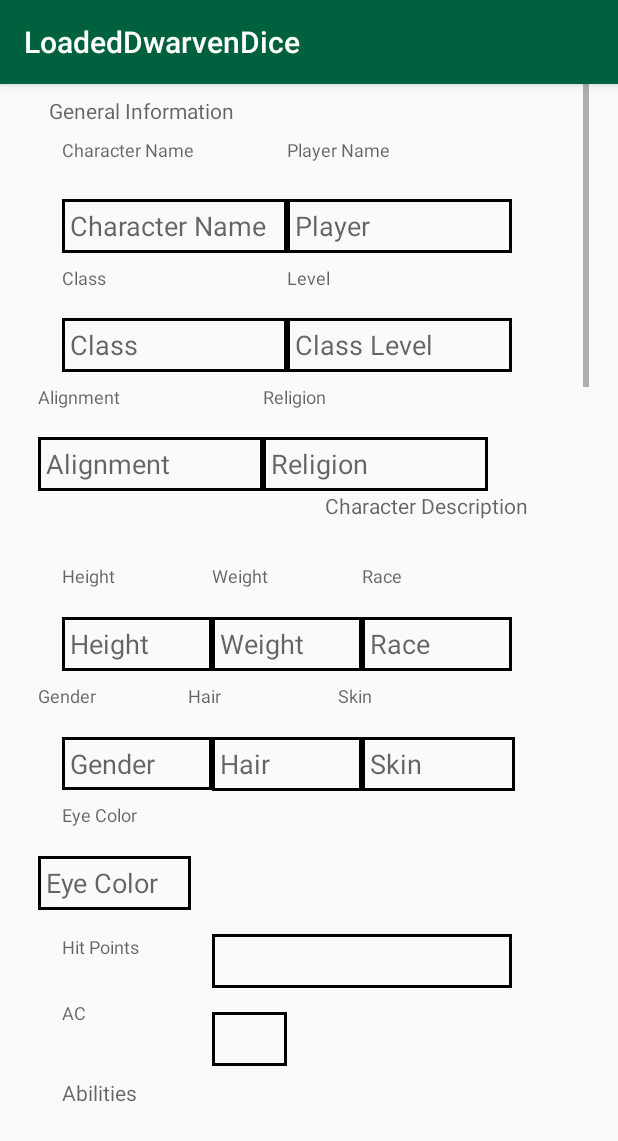
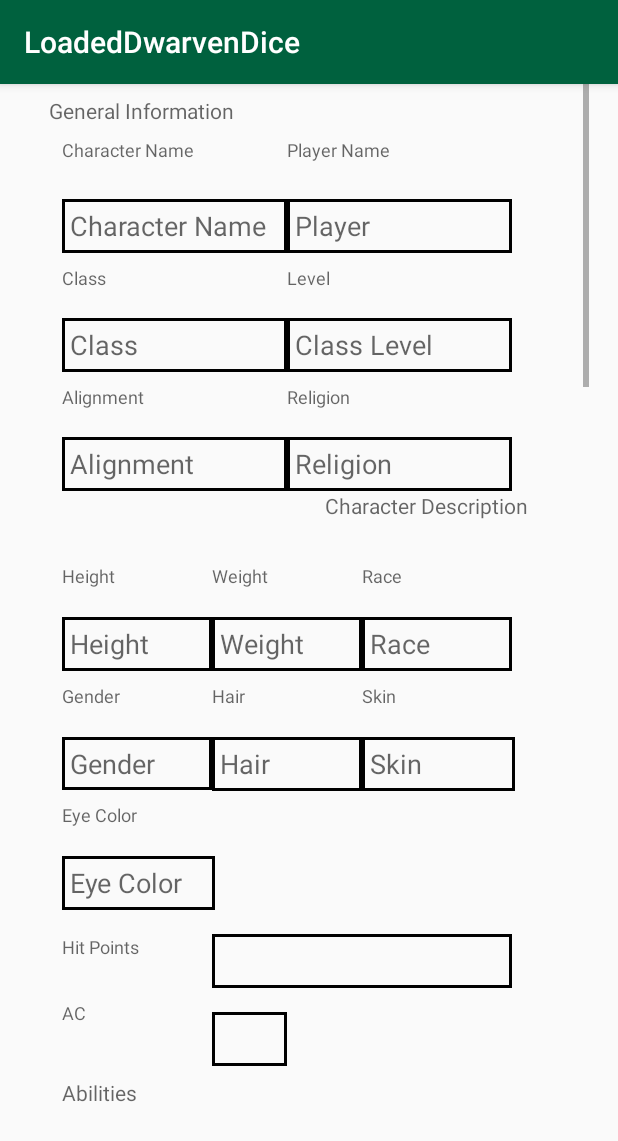
Before and after one commit to ZookTheMagpie/LoadedDwarvenDice.Android, an Android app: the CharacterSheetActivity screen opened directly, with no data from a screen before it, on a phone screen of 412 x 824 dp. Shown: the top 1141 px of the screen. Run offline under Robolectric (Android 15) with nearby library versions, the phone set to English and light mode, and no system bars.

Commit message:
Changed background of the temporary character sheet button, fixed the margin of a lot of the fields in the character sheet

```diff
--- a/app/src/main/java/no/ntnu/hallvardpc/loadeddwarvendice/CharacterSheetActivity.java
+++ b/app/src/main/java/no/ntnu/hallvardpc/loadeddwarvendice/CharacterSheetActivity.java
@@ -20,6 +20,7 @@ import java.util.List;
 import java.util.Map;
 
 public class CharacterSheetActivity extends AppCompatActivity {
+    boolean offline = true;
 
 
     @Override
@@ -29,17 +30,8 @@ public class CharacterSheetActivity extends AppCompatActivity {
         this.getWindow().setSoftInputMode(WindowManager.LayoutParams.SOFT_INPUT_STATE_ALWAYS_HIDDEN);
 
 
-        try {
-            new LoadValues(new LoadValues.OnPostExecute() {
-                @Override
-                public void onPostExecute(Map<String,String> values) {
-                    setStats(values);
-                }
-            }).execute(new URL("http://158.38.101.111:8080/LoadedDwarvenDice.Server-1.0-SNAPSHOT/webresources/characterSheets?name=" + "1"));
-        }   catch (MalformedURLException e)
-        {
-            e.printStackTrace();
-    }
+        loadValues();
+
         HashMap<Integer,String> list = this.getEditTexts();
         Iterator it = list.keySet().iterator();
         while(it.hasNext()) {
@@ -55,6 +47,21 @@ public class CharacterSheetActivity extends AppCompatActivity {
             });
         }
 
+    }
+
+    public void loadValues ()
+    {
+        try {
+            new LoadValues(new LoadValues.OnPostExecute() {
+                @Override
+                public void onPostExecute(Map<String,String> values) {
+                    setStats(values);
+                }
+            }).execute(new URL("http://158.38.101.111:8080/LoadedDwarvenDice.Server-1.0-SNAPSHOT/webresources/characterSheets?name=" + "1"));
+        }   catch (MalformedURLException e)
+        {
+            e.printStackTrace();
+        }
     }
 
 
@@ -74,10 +81,23 @@ public class CharacterSheetActivity extends AppCompatActivity {
     }
 
     public void sendValue(TextView view) {
+        if (offline == true) {
+            HashMap<String,String> values = new HashMap<>();
+
+            int id = view.getId();
+            HashMap<Integer, String> list = this.getEditTexts();
+            String name = list.get(id);
+            String text = view.getText().toString();
+
+            values.put(name,text);
+
+            setStats(values);
+        } else
+            {
             String text = view.getText().toString();
 
             int id = view.getId();
-        HashMap<Integer,String> list = this.getEditTexts();
+            HashMap<Integer, String> list = this.getEditTexts();
             String name = list.get(id);
 
             System.out.println("In sendValue " + name + " " + text);
@@ -87,7 +107,8 @@ public class CharacterSheetActivity extends AppCompatActivity {
                 protected void onPostExecute(Boolean status) {
                     System.out.println("Got on post value " + status);
                 }
-        }.execute(new PostValueToDatabase.PostValue("http://158.38.101.111:8080/LoadedDwarvenDice.Server-1.0-SNAPSHOT/webresources/characterSheets/add?name = 1" ,text, name));
+            }.execute(new PostValueToDatabase.PostValue("http://158.38.101.111:8080/LoadedDwarvenDice.Server-1.0-SNAPSHOT/webresources/characterSheets/add?name = 1", text, name));
+        }
     }
 
 
--- a/app/src/main/java/no/ntnu/hallvardpc/loadeddwarvendice/MainActivity.java
+++ b/app/src/main/java/no/ntnu/hallvardpc/loadeddwarvendice/MainActivity.java
@@ -7,7 +7,6 @@ import android.view.View;
 import android.widget.Button;
 
 public class MainActivity extends AppCompatActivity {
-
     boolean loggedIn = false;
     @Override
     protected void onCreate(Bundle savedInstanceState) {
--- a/app/src/main/res/layout/activity_character_sheet.xml
+++ b/app/src/main/res/layout/activity_character_sheet.xml
@@ -108,14 +108,14 @@
                 android:id="@+id/gendertxt"
                 android:layout_width="100dp"
                 android:layout_height="36dp"
-                android:layout_marginTop="8dp"
-                android:ems="10"
-                android:inputType="textPersonName"
+                android:layout_marginStart="16dp"
+                android:layout_marginTop="8dp"
+                android:ems="10"
                 android:hint="Gender"
+                android:inputType="textPersonName"
                 android:textSize="12sp"
                 app:layout_constraintStart_toStartOf="parent"
-                app:layout_constraintTop_toBottomOf="@+id/height"
-                tools:layout_editor_absoluteX="26dp" />
+                app:layout_constraintTop_toBottomOf="@+id/height" />
 
             <EditText
                 android:id="@+id/HitPoints"
@@ -133,16 +133,16 @@
 
             <EditText
                 android:id="@+id/eye"
-                android:imeOptions="actionDone"
                 android:layout_width="102dp"
                 android:layout_height="36dp"
+                android:layout_marginStart="16dp"
                 android:background="@drawable/border"
                 android:contentDescription="@string/text_view_eye"
-                android:padding="5dp"
                 android:hint="@string/text_view_eye"
+                android:imeOptions="actionDone"
+                android:padding="5dp"
                 app:layout_constraintStart_toStartOf="parent"
-                app:layout_constraintTop_toBottomOf="@+id/Eyetxt"
-                tools:layout_editor_absoluteX="26dp" />
+                app:layout_constraintTop_toBottomOf="@+id/Eyetxt" />
 
             <EditText
                 android:id="@+id/skin"
@@ -315,27 +315,27 @@
                 android:id="@+id/alignmenttxt"
                 android:layout_width="107dp"
                 android:layout_height="35dp"
-                android:layout_marginTop="8dp"
-                android:ems="10"
-                android:inputType="textPersonName"
+                android:layout_marginStart="16dp"
+                android:layout_marginTop="8dp"
+                android:ems="10"
                 android:hint="Alignment"
+                android:inputType="textPersonName"
                 android:textSize="12sp"
                 app:layout_constraintStart_toStartOf="parent"
-                app:layout_constraintTop_toBottomOf="@+id/cClass"
-                tools:layout_editor_absoluteX="26dp" />
+                app:layout_constraintTop_toBottomOf="@+id/cClass" />
 
             <EditText
                 android:id="@+id/alignment"
-                android:imeOptions="actionDone"
                 android:layout_width="150dp"
                 android:layout_height="36dp"
+                android:layout_marginStart="16dp"
                 android:background="@drawable/border"
                 android:contentDescription="@string/text_view_alignment"
-                android:padding="5dp"
                 android:hint="@string/text_view_alignment"
+                android:imeOptions="actionDone"
+                android:padding="5dp"
                 app:layout_constraintStart_toStartOf="parent"
-                app:layout_constraintTop_toBottomOf="@+id/alignmenttxt"
-                tools:layout_editor_absoluteX="26dp" />
+                app:layout_constraintTop_toBottomOf="@+id/alignmenttxt" />
 
             <TextView
                 android:id="@+id/religiontxt"
@@ -477,6 +477,7 @@
                 android:id="@+id/Strengthtxt"
                 android:layout_width="100dp"
                 android:layout_height="36dp"
+                android:layout_marginLeft="16dp"
                 android:layout_marginTop="16dp"
                 android:ems="10"
                 android:inputType="textPersonName"
@@ -503,6 +504,7 @@
             <TextView
                 android:id="@+id/Dexteritytxt"
                 android:layout_width="100dp"
+                android:layout_marginLeft="16dp"
                 android:layout_height="36dp"
                 android:layout_marginTop="8dp"
                 android:ems="10"
@@ -531,6 +533,7 @@
                 android:id="@+id/Constitutiontxt"
                 android:layout_width="100dp"
                 android:layout_height="36dp"
+                android:layout_marginLeft="16dp"
                 android:layout_marginTop="8dp"
                 android:ems="10"
                 android:inputType="textPersonName"
@@ -558,6 +561,7 @@
                 android:id="@+id/Intelligencetxt"
                 android:layout_width="100dp"
                 android:layout_height="36dp"
+                android:layout_marginLeft="16dp"
                 android:layout_marginTop="8dp"
                 android:ems="10"
                 android:inputType="textPersonName"
@@ -585,6 +589,7 @@
                 android:id="@+id/Wisdomtxt"
                 android:layout_width="100dp"
                 android:layout_height="36dp"
+                android:layout_marginLeft="16dp"
                 android:layout_marginTop="8dp"
                 android:ems="10"
                 android:inputType="textPersonName"
@@ -612,6 +617,7 @@
                 android:id="@+id/Charismatxt"
                 android:layout_width="100dp"
                 android:layout_height="36dp"
+                android:layout_marginLeft="16dp"
                 android:layout_marginTop="8dp"
                 android:ems="10"
                 android:inputType="textPersonName"
@@ -652,6 +658,7 @@
                 android:id="@+id/Appraisetxt"
                 android:layout_width="100dp"
                 android:layout_height="36dp"
+                android:layout_marginLeft="16dp"
                 android:layout_marginTop="8dp"
                 android:ems="10"
                 android:inputType="textPersonName"
@@ -680,6 +687,7 @@
                 android:id="@+id/Balancetxt"
                 android:layout_width="100dp"
                 android:layout_height="36dp"
+                android:layout_marginLeft="16dp"
                 android:layout_marginTop="8dp"
                 android:ems="10"
                 android:inputType="textPersonName"
@@ -707,6 +715,7 @@
                 android:id="@+id/Blufftxt"
                 android:layout_width="100dp"
                 android:layout_height="36dp"
+                android:layout_marginLeft="16dp"
                 android:layout_marginTop="8dp"
                 android:ems="10"
                 android:inputType="textPersonName"
@@ -734,6 +743,7 @@
                 android:id="@+id/Climbtxt"
                 android:layout_width="100dp"
                 android:layout_height="36dp"
+                android:layout_marginLeft="16dp"
                 android:layout_marginTop="8dp"
                 android:ems="10"
                 android:inputType="textPersonName"
@@ -761,6 +771,7 @@
                 android:id="@+id/Concentrationtxt"
                 android:layout_width="100dp"
                 android:layout_height="36dp"
+                android:layout_marginLeft="16dp"
                 android:layout_marginTop="8dp"
                 android:ems="10"
                 android:inputType="textPersonName"
@@ -788,6 +799,7 @@
                 android:id="@+id/Crafttxt"
                 android:layout_width="100dp"
                 android:layout_height="36dp"
+                android:layout_marginLeft="16dp"
                 android:layout_marginTop="8dp"
                 android:ems="10"
                 android:inputType="textPersonName"
@@ -815,6 +827,7 @@
                 android:id="@+id/DecipherScripttxt"
                 android:layout_width="100dp"
                 android:layout_height="36dp"
+                android:layout_marginLeft="16dp"
                 android:layout_marginTop="8dp"
                 android:ems="10"
                 android:inputType="textPersonName"
@@ -842,6 +855,7 @@
                 android:id="@+id/Diplomacytxt"
                 android:layout_width="100dp"
                 android:layout_height="36dp"
+                android:layout_marginLeft="16dp"
                 android:layout_marginTop="8dp"
                 android:ems="10"
                 android:inputType="textPersonName"
@@ -869,6 +883,7 @@
                 android:id="@+id/DisableDevicetxt"
                 android:layout_width="100dp"
                 android:layout_height="36dp"
+                android:layout_marginLeft="16dp"
                 android:layout_marginTop="8dp"
                 android:ems="10"
                 android:inputType="textPersonName"
@@ -896,6 +911,7 @@
                 android:id="@+id/Disguisetxt"
                 android:layout_width="100dp"
                 android:layout_height="36dp"
+                android:layout_marginLeft="16dp"
                 android:layout_marginTop="8dp"
                 android:ems="10"
                 android:inputType="textPersonName"
@@ -923,6 +939,7 @@
                 android:id="@+id/EscapeArtisttxt"
                 android:layout_width="100dp"
                 android:layout_height="36dp"
+                android:layout_marginLeft="16dp"
                 android:layout_marginTop="8dp"
                 android:ems="10"
                 android:inputType="textPersonName"
@@ -950,6 +967,7 @@
                 android:id="@+id/Forgerytxt"
                 android:layout_width="100dp"
                 android:layout_height="36dp"
+                android:layout_marginLeft="16dp"
                 android:layout_marginTop="8dp"
                 android:ems="10"
                 android:inputType="textPersonName"
@@ -977,6 +995,7 @@
                 android:id="@+id/GatherInformationtxt"
                 android:layout_width="100dp"
                 android:layout_height="36dp"
+                android:layout_marginLeft="16dp"
                 android:layout_marginTop="8dp"
                 android:ems="10"
                 android:inputType="textPersonName"
@@ -1004,6 +1023,7 @@
                 android:id="@+id/HandleAnimaltxt"
                 android:layout_width="100dp"
                 android:layout_height="36dp"
+                android:layout_marginLeft="16dp"
                 android:layout_marginTop="8dp"
                 android:ems="10"
                 android:inputType="textPersonName"
@@ -1031,6 +1051,7 @@
                 android:id="@+id/Healtxt"
                 android:layout_width="100dp"
                 android:layout_height="36dp"
+                android:layout_marginLeft="16dp"
                 android:layout_marginTop="8dp"
                 android:ems="10"
                 android:inputType="textPersonName"
@@ -1058,6 +1079,7 @@
                 android:id="@+id/Hidetxt"
                 android:layout_width="100dp"
                 android:layout_height="36dp"
+                android:layout_marginLeft="16dp"
                 android:layout_marginTop="8dp"
                 android:ems="10"
                 android:inputType="textPersonName"
@@ -1085,6 +1107,7 @@
                 android:id="@+id/Intimidatetxt"
                 android:layout_width="100dp"
                 android:layout_height="36dp"
+                android:layout_marginLeft="16dp"
                 android:layout_marginTop="8dp"
                 android:ems="10"
                 android:inputType="textPersonName"
@@ -1112,6 +1135,7 @@
                 android:id="@+id/Jumptxt"
                 android:layout_width="100dp"
                 android:layout_height="36dp"
+                android:layout_marginLeft="16dp"
                 android:layout_marginTop="8dp"
                 android:ems="10"
                 android:inputType="textPersonName"
@@ -1139,6 +1163,7 @@
                 android:id="@+id/KnowledgeArcanatxt"
                 android:layout_width="100dp"
                 android:layout_height="36dp"
+                android:layout_marginLeft="16dp"
                 android:layout_marginTop="8dp"
                 android:ems="10"
                 android:inputType="textPersonName"
@@ -1166,6 +1191,7 @@
                 android:id="@+id/KnowledgeArchitecturetxt"
                 android:layout_width="100dp"
                 android:layout_height="36dp"
+                android:layout_marginLeft="16dp"
                 android:layout_marginTop="8dp"
                 android:ems="10"
                 android:inputType="textPersonName"
@@ -1193,6 +1219,7 @@
                 android:id="@+id/KnowledgeDungeoneeringtxt"
                 android:layout_width="100dp"
                 android:layout_height="36dp"
+                android:layout_marginLeft="16dp"
                 android:layout_marginTop="8dp"
                 android:ems="10"
                 android:inputType="textPersonName"
@@ -1220,6 +1247,7 @@
                 android:id="@+id/KnowledgeGeographytxt"
                 android:layout_width="100dp"
                 android:layout_height="36dp"
+                android:layout_marginLeft="16dp"
                 android:layout_marginTop="8dp"
                 android:ems="10"
                 android:inputType="textPersonName"
@@ -1247,6 +1275,7 @@
                 android:id="@+id/KnowledgeHistorytxt"
                 android:layout_width="100dp"
                 android:layout_height="36dp"
+                android:layout_marginLeft="16dp"
                 android:layout_marginTop="8dp"
                 android:ems="10"
                 android:inputType="textPersonName"
@@ -1274,6 +1303,7 @@
                 android:id="@+id/KnowledgeLocaltxt"
                 android:layout_width="100dp"
                 android:layout_height="36dp"
+                android:layout_marginLeft="16dp"
                 android:layout_marginTop="8dp"
                 android:ems="10"
                 android:inputType="textPersonName"
@@ -1301,6 +1331,7 @@
                 android:id="@+id/KnowledgeNaturetxt"
                 android:layout_width="100dp"
                 android:layout_height="36dp"
+                android:layout_marginLeft="16dp"
                 android:layout_marginTop="8dp"
                 android:ems="10"
                 android:inputType="textPersonName"
@@ -1328,6 +1359,7 @@
                 android:id="@+id/KnowledgeNobilitytxt"
                 android:layout_width="100dp"
                 android:layout_height="36dp"
+                android:layout_marginLeft="16dp"
                 android:layout_marginTop="8dp"
                 android:ems="10"
                 android:inputType="textPersonName"
@@ -1355,6 +1387,7 @@
                 android:id="@+id/KnowledgeReligiontxt"
                 android:layout_width="100dp"
                 android:layout_height="36dp"
+                android:layout_marginLeft="16dp"
                 android:layout_marginTop="8dp"
                 android:ems="10"
                 android:inputType="textPersonName"
@@ -1382,6 +1415,7 @@
                 android:id="@+id/KnowledgeThePlanestxt"
                 android:layout_width="100dp"
                 android:layout_height="36dp"
+                android:layout_marginLeft="16dp"
                 android:layout_marginTop="8dp"
                 android:ems="10"
                 android:inputType="textPersonName"
@@ -1409,6 +1443,7 @@
                 android:id="@+id/Listentxt"
                 android:layout_width="100dp"
                 android:layout_height="36dp"
+                android:layout_marginLeft="16dp"
                 android:layout_marginTop="8dp"
                 android:ems="10"
                 android:inputType="textPersonName"
@@ -1436,6 +1471,7 @@
                 android:id="@+id/MoveSilentlytxt"
                 android:layout_width="100dp"
                 android:layout_height="36dp"
+                android:layout_marginLeft="16dp"
                 android:layout_marginTop="8dp"
                 android:ems="10"
                 android:inputType="textPersonName"
@@ -1463,6 +1499,7 @@
                 android:id="@+id/OpenLocktxt"
                 android:layout_width="100dp"
                 android:layout_height="36dp"
+                android:layout_marginLeft="16dp"
                 android:layout_marginTop="8dp"
                 android:ems="10"
                 android:inputType="textPersonName"
@@ -1490,6 +1527,7 @@
                 android:id="@+id/Performtxt"
                 android:layout_width="100dp"
                 android:layout_height="36dp"
+                android:layout_marginLeft="16dp"
                 android:layout_marginTop="8dp"
                 android:ems="10"
                 android:inputType="textPersonName"
@@ -1517,6 +1555,7 @@
                 android:id="@+id/Professiontxt"
                 android:layout_width="100dp"
                 android:layout_height="36dp"
+                android:layout_marginLeft="16dp"
                 android:layout_marginTop="8dp"
                 android:ems="10"
                 android:inputType="textPersonName"
@@ -1545,6 +1584,7 @@
                 android:id="@+id/Ridetxt"
                 android:layout_width="100dp"
                 android:layout_height="36dp"
+                android:layout_marginLeft="16dp"
                 android:layout_marginTop="8dp"
                 android:ems="10"
                 android:inputType="textPersonName"
@@ -1572,6 +1612,7 @@
                 android:id="@+id/Searchtxt"
                 android:layout_width="100dp"
                 android:layout_height="36dp"
+                android:layout_marginLeft="16dp"
                 android:layout_marginTop="8dp"
                 android:ems="10"
                 android:inputType="textPersonName"
@@ -1599,6 +1640,7 @@
                 android:id="@+id/SenseMotivetxt"
                 android:layout_width="100dp"
                 android:layout_height="36dp"
+                android:layout_marginLeft="16dp"
                 android:layout_marginTop="8dp"
                 android:ems="10"
                 android:inputType="textPersonName"
@@ -1626,6 +1668,7 @@
                 android:id="@+id/SleightOfHandtxt"
                 android:layout_width="100dp"
                 android:layout_height="36dp"
+                android:layout_marginLeft="16dp"
                 android:layout_marginTop="8dp"
                 android:ems="10"
                 android:inputType="textPersonName"
@@ -1653,6 +1696,7 @@
                 android:id="@+id/Spellcrafttxt"
                 android:layout_width="100dp"
                 android:layout_height="36dp"
+                android:layout_marginLeft="16dp"
                 android:layout_marginTop="8dp"
                 android:ems="10"
                 android:inputType="textPersonName"
@@ -1680,6 +1724,7 @@
                 android:id="@+id/Spottxt"
                 android:layout_width="100dp"
                 android:layout_height="36dp"
+                android:layout_marginLeft="16dp"
                 android:layout_marginTop="8dp"
                 android:ems="10"
                 android:inputType="textPersonName"
@@ -1707,6 +1752,7 @@
                 android:id="@+id/Survivaltxt"
                 android:layout_width="100dp"
                 android:layout_height="36dp"
+                android:layout_marginLeft="16dp"
                 android:layout_marginTop="8dp"
                 android:ems="10"
                 android:inputType="textPersonName"
@@ -1734,6 +1780,7 @@
                 android:id="@+id/Swimtxt"
                 android:layout_width="100dp"
                 android:layout_height="36dp"
+                android:layout_marginLeft="16dp"
                 android:layout_marginTop="8dp"
                 android:ems="10"
                 android:inputType="textPersonName"
@@ -1761,6 +1808,7 @@
                 android:id="@+id/Tumbletxt"
                 android:layout_width="100dp"
                 android:layout_height="36dp"
+                android:layout_marginLeft="16dp"
                 android:layout_marginTop="8dp"
                 android:ems="10"
                 android:inputType="textPersonName"
@@ -1788,6 +1836,7 @@
                 android:id="@+id/UseMagicDevicetxt"
                 android:layout_width="100dp"
                 android:layout_height="36dp"
+                android:layout_marginLeft="16dp"
                 android:layout_marginTop="8dp"
                 android:ems="10"
                 android:inputType="textPersonName"
@@ -1815,6 +1864,7 @@
                 android:id="@+id/UseRopetxt"
                 android:layout_width="100dp"
                 android:layout_height="36dp"
+                android:layout_marginLeft="16dp"
                 android:layout_marginTop="8dp"
                 android:ems="10"
                 android:inputType="textPersonName"
--- a/app/src/main/res/layout/activity_character_sheets_menu.xml
+++ b/app/src/main/res/layout/activity_character_sheets_menu.xml
@@ -25,11 +25,13 @@
     <Button
         android:id="@+id/buttontemporary"
         android:layout_width="100dp"
-        android:layout_height="wrap_content"
-        android:layout_marginLeft="-60dp"
+        android:layout_height="150dp"
+        android:layout_marginTop="16dp"
+        android:layout_marginLeft="0dp"
         android:layout_marginRight="0dp"
-        android:text="temproary acces to character @string/bottom_sheet_behavior"
+        android:background="@drawable/character_sheet"
         app:layout_constraintHorizontal_bias="0.449"
+        app:layout_constraintTop_toBottomOf="@+id/buttonNewCharacterSheet"
         app:layout_constraintLeft_toLeftOf="parent"
         app:layout_constraintRight_toLeftOf="@+id/buttonNewCharacterSheet"
         tools:layout_editor_absoluteY="16dp" />
```
Lines whose indentation alone changed are shown as unchanged.
